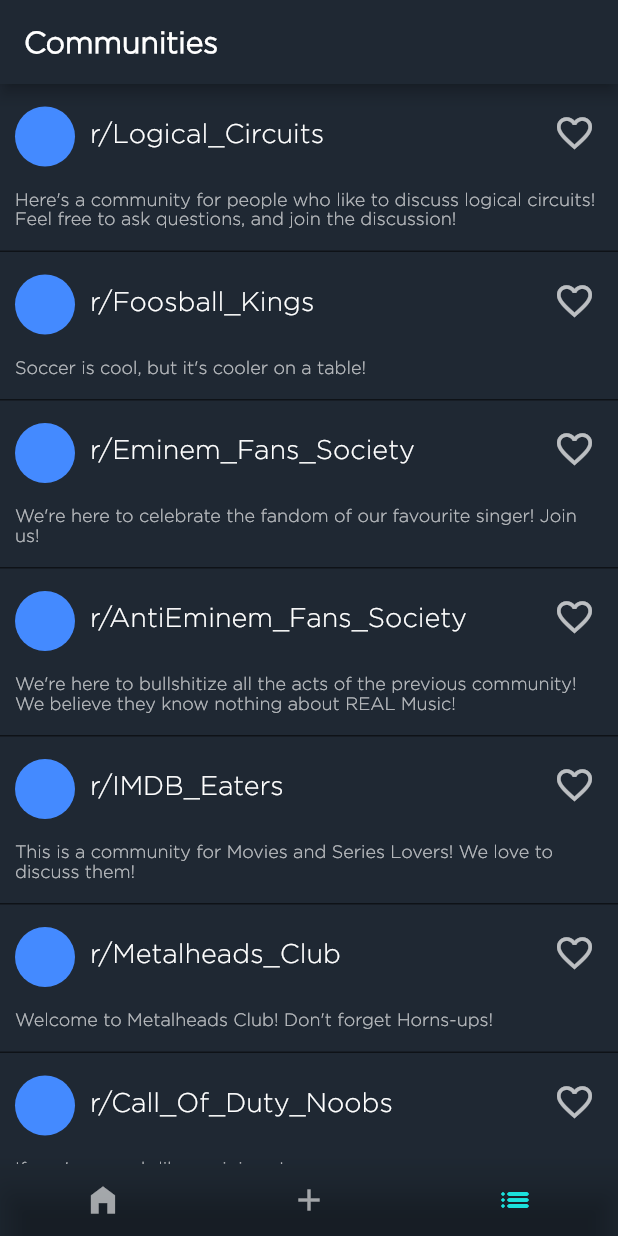
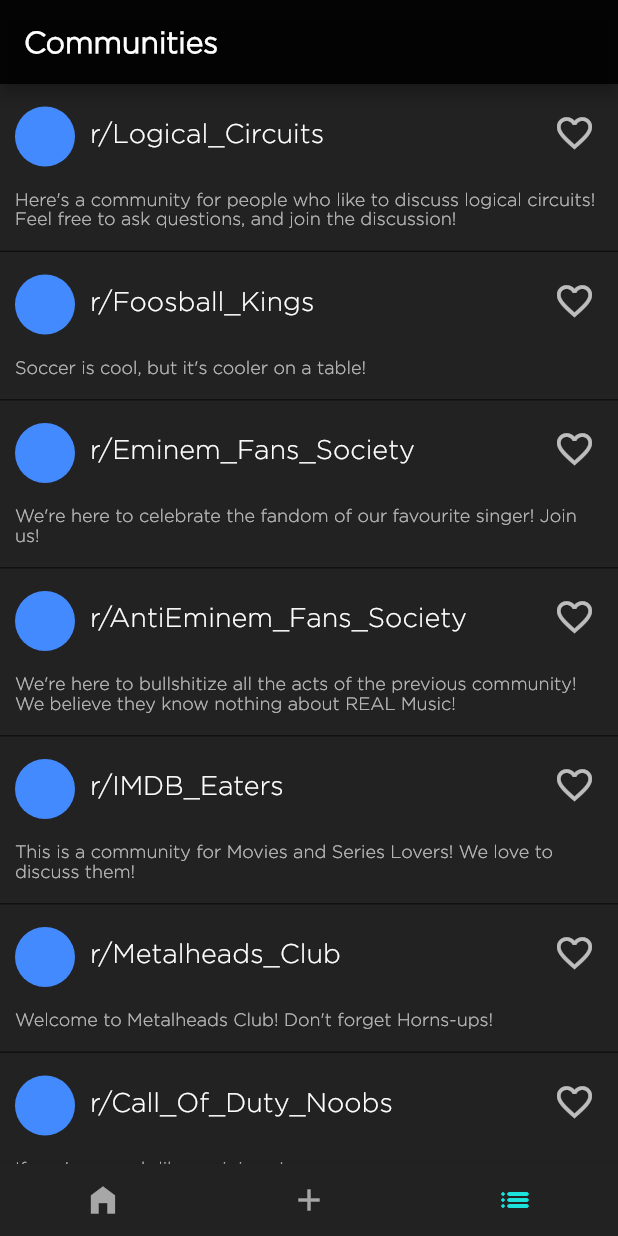
Before and after one commit to MahanVeisi8/Amir-Mahan-Reddit, a Flutter app: the CommunitiesPage screen opened directly, after a tap on the "list" icon, on a phone screen of 412 x 824 dp. Run offline on Flutter 3.47's test engine with Material 2 defaults, Android fonts, the phone set to English and light mode, and no system bars; our stand-ins replace animated_splash_screen, flutter_bloc, flutter_icons, fluttertoast; accounts and stored records are empty.

Commit message:
making some changes before uploading

```diff
--- a/Amir_Mahan_Reddit/lib/Screens/CommunitiesPage.dart
+++ b/Amir_Mahan_Reddit/lib/Screens/CommunitiesPage.dart
@@ -93,7 +93,7 @@
     return Scaffold(
       appBar: AppBar(
         automaticallyImplyLeading: false,
-          backgroundColor: Color(0xFF1F2833),
+        backgroundColor: Colors.black87,
         title: Text(
           "Communities",
           style: TextStyle(
@@ -145,8 +145,7 @@
                                       ),
                                       Container(
                                         child: Text(
-                                              "r/" +
-                                                  communities[index].getName(),
+                                            "r/" + communities[index].getName(),
                                             style: TextStyle(
                                               color: Colors.white,
                                               fontFamily: 'Gotham',
@@ -199,10 +198,10 @@
                           ))));
             }),
       ),
-        backgroundColor: Color(0xFF1F2833),
+      backgroundColor: Colors.black87,
       bottomNavigationBar: BottomAppBar(
-          color: Colors.transparent,
         child: Container(
+          color: Colors.black87,
           child: Row(
             mainAxisAlignment: MainAxisAlignment.spaceAround,
             children: <Widget>[
@@ -221,11 +220,6 @@
                   );
                 },
               ),
-              // IconButton(
-              //   icon: Icon(Icons.search),
-              //   color: Colors.white60,
-              //   onPressed: () {},
-              // ),
               IconButton(
                 icon: Icon(Icons.add),
                 color: Colors.white60,
@@ -250,12 +244,21 @@
               //   icon: Icon(Icons.settings),
               //   color: Colors.white60,
               //   onPressed: () {
-              //     // Navigator.push(context,
-              //     //     MaterialPageRoute(builder: (context) => Setting()));
+              //     Navigator.push(
+              //       context,
+              //       PageRouteBuilder(
+              //         pageBuilder: (c, a1, a2) => Setting(),
+              //         transitionsBuilder: (c, anim, a2, child) =>
+              //             FadeTransition(opacity: anim, child: child),
+              //         transitionDuration: Duration(milliseconds: 200),
+              //       ),
+              //     );
               //   },
               // ),
             ],
-          )),
-        ));
+          ),
+        ),
+      ),
+    );
   }
 }
--- a/Amir_Mahan_Reddit/lib/Screens/HomePage.dart
+++ b/Amir_Mahan_Reddit/lib/Screens/HomePage.dart
@@ -84,7 +84,7 @@
   Widget build(BuildContext context) {
     initializer();
     return Scaffold(
-      backgroundColor: Color(0xFF1F2833),
+      backgroundColor: Colors.black87,
       endDrawer: NavigationDrawerWidget(),
       drawer: Drawer(
         child: ListView(
@@ -92,7 +92,7 @@
           children: <Widget>[
             DrawerHeader(
               child: Text(
-                'Reddit',
+                'Blueit',
                 style: TextStyle(
                   color: Colors.white,
                   fontSize: 24,
@@ -154,7 +154,7 @@
               fontWeight: FontWeight.bold),
         ),
         centerTitle: true,
-        backgroundColor: Color(0xFF1F2833),
+        backgroundColor: Colors.black87,
       ),
       body: Container(
         child: ListView.builder(
@@ -350,7 +350,7 @@
       ),
       bottomNavigationBar: BottomAppBar(
         child: Container(
-          color: Color(0xFF1F2833),
+          color: Colors.black87,
           child: Row(
             mainAxisAlignment: MainAxisAlignment.spaceAround,
             children: <Widget>[
--- a/Amir_Mahan_Reddit/lib/Screens/ShowCommunityPosts.dart
+++ b/Amir_Mahan_Reddit/lib/Screens/ShowCommunityPosts.dart
@@ -13,7 +13,7 @@
   @override
   Widget build(BuildContext context) {
     return Scaffold(
-      backgroundColor: Color(0xFF1F2833),
+      backgroundColor: Colors.black87,
       appBar: AppBar(
         title: Text(
           "Blueit",
@@ -23,7 +23,7 @@
               fontWeight: FontWeight.bold),
         ),
         centerTitle: true,
-        backgroundColor: Color(0xFF1F2833),
+        backgroundColor: Colors.black87,
       ),
       body: Container(
         child: ListView.builder(
```
Also changed, not shown: Amir_Mahan_Reddit/lib/Screens/AddCommunity.dart (added, +112 -0 lines), Amir_Mahan_Reddit/lib/Screens/AddPost.dart (+87 -51 lines), Amir_Mahan_Reddit/lib/Screens/AddPost2.dart (+6 -10 lines), Amir_Mahan_Reddit/lib/Screens/NewPostOrCommunity.dart (+17 -6 lines). Lines whose indentation alone changed are shown as unchanged.
